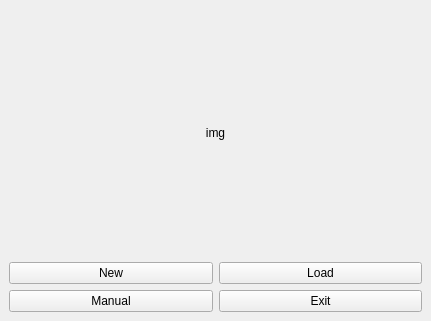
Above: ui/options_screen.ui from MATF-RS20/RS033-map-builder before the change. Below: the same form after it.
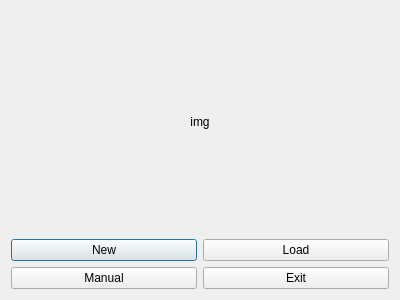
That is the form after the change.

Commit message: Removed top bar from options screen

```diff
--- a/ui/options_screen.ui
+++ b/ui/options_screen.ui
@@ -1,19 +1,18 @@
 <?xml version="1.0" encoding="UTF-8"?>
 <ui version="4.0">
  <class>options_screen</class>
- <widget class="QMainWindow" name="options_screen">
+ <widget class="QDialog" name="options_screen">
   <property name="geometry">
    <rect>
     <x>0</x>
     <y>0</y>
-    <width>431</width>
-    <height>321</height>
+    <width>400</width>
+    <height>300</height>
    </rect>
   </property>
   <property name="windowTitle">
    <string>MainWindow</string>
   </property>
-  <widget class="QWidget" name="centralwidget">
    <layout class="QVBoxLayout" name="verticalLayout">
     <item>
      <widget class="QLabel" name="lb_img">
@@ -58,7 +57,6 @@
      </layout>
     </item>
    </layout>
-  </widget>
  </widget>
  <resources/>
  <connections/>
```
Left out of the diff: 4 changed lines with no effect on the pictures. Lines whose indentation alone changed are shown as unchanged. The commit also changes 2 other files.
